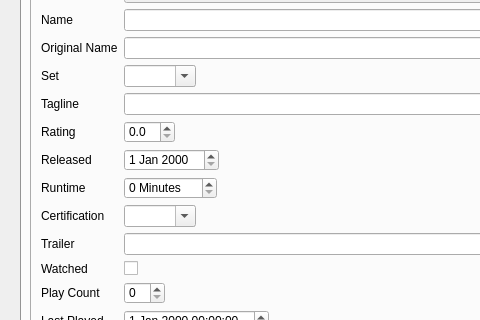
Qt form MovieWidget.ui (Komet/MediaElch) before a commit; both pictures show x 0 to 480 and y 103 to 423 of the 934 by 804 pixel window.
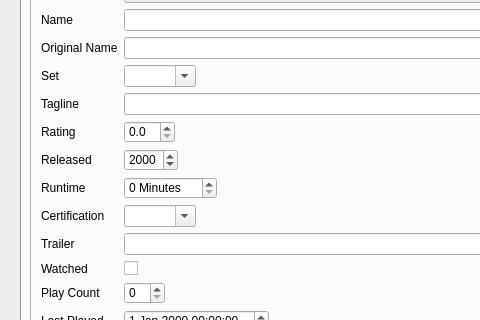
The same form after that commit. Icons and pictures are not drawn. Custom widgets are drawn as their Qt base class.

Diff of the .ui file:
```diff
--- a/MovieWidget.ui
+++ b/MovieWidget.ui
@@ -148,7 +148,11 @@
                </widget>
               </item>
               <item row="7" column="1">
-               <widget class="QDateEdit" name="released"/>
+               <widget class="QDateEdit" name="released">
+                <property name="displayFormat">
+                 <string>yyyy</string>
+                </property>
+               </widget>
               </item>
               <item row="10" column="0">
                <widget class="QLabel" name="label_8">
```
